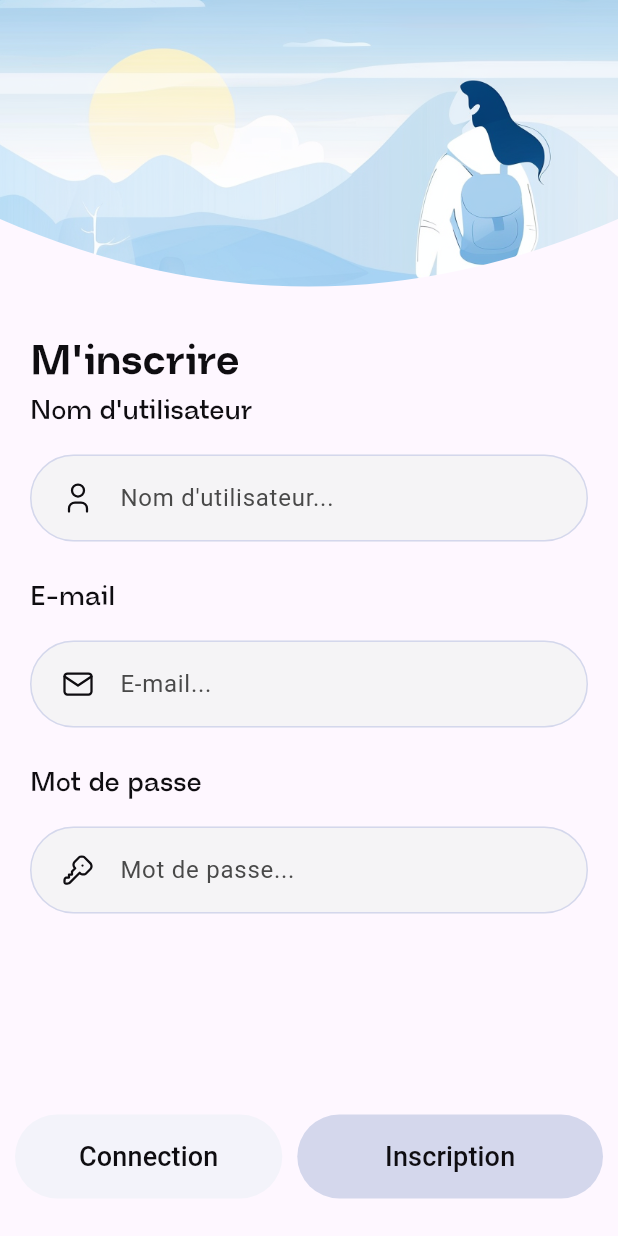
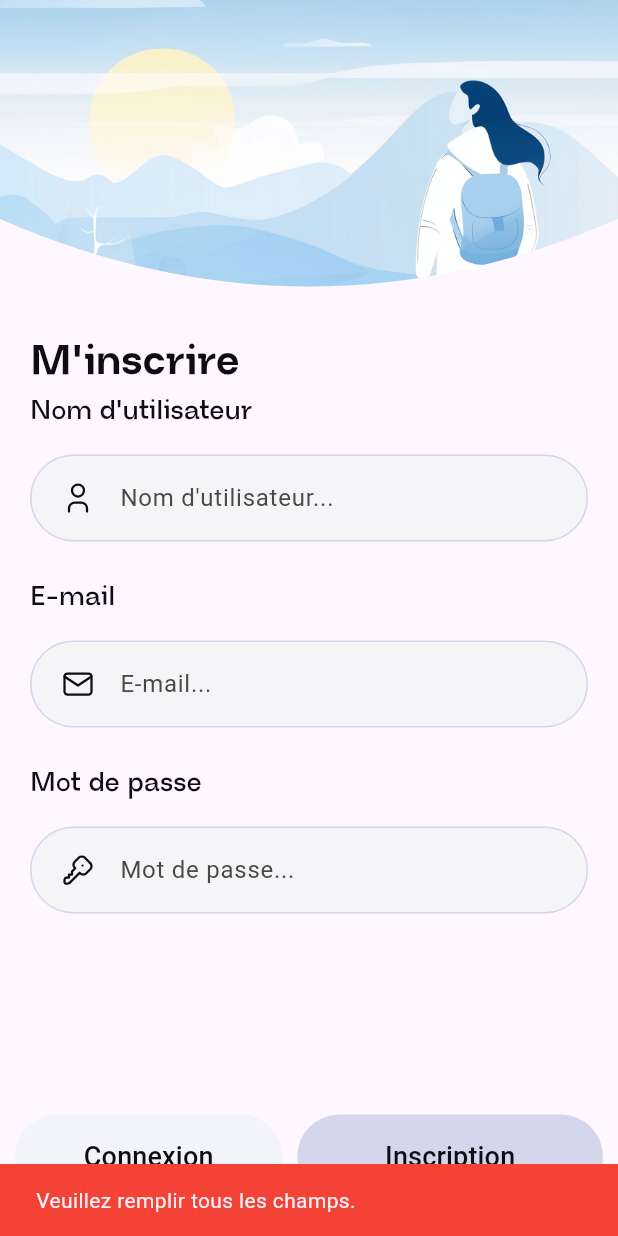
Before and after one commit to Amaelmsrt/SAE_MOBILE, a Flutter app: the RegisterPage screen opened directly, after a tap on "Inscription", on a phone screen of 412 x 824 dp. Run offline on Flutter 3.47's test engine with Material 3 defaults, Android fonts, the phone set to English and light mode, and no system bars; our stand-ins replace flutter_svg, supabase_flutter; missing offline and left inert: dart:ffi, flutter_statusbarcolor_ns; accounts and stored records are empty.

Commit message:
problèmes avec l'inscription qui ne se relie pas à la BD

```diff
--- a/lib/components/custom_text_field.dart
+++ b/lib/components/custom_text_field.dart
@@ -6,8 +6,10 @@ class CustomTextField extends StatelessWidget {
   final String? label;
   final String hint;
   final String iconPath;
+  final TextEditingController? controller;
+  final bool obscureText;
 
-  CustomTextField({this.label, required this.hint, required this.iconPath});
+  CustomTextField({this.label, required this.hint, required this.iconPath, this.controller, this.obscureText = false});
 
   @override
   Widget build(BuildContext context) {
@@ -26,6 +28,8 @@ class CustomTextField extends StatelessWidget {
           ),
         if (label != null) SizedBox(height: 16.0),
         TextField(
+          controller: controller,
+          obscureText: obscureText,
           style: TextStyle(color: AppColors.dark),
           decoration: InputDecoration(
             hintText: hint,
--- a/lib/widgets/register_page.dart
+++ b/lib/widgets/register_page.dart
@@ -1,11 +1,123 @@
+import 'dart:async';
+
 import 'package:allo/components/custom_text_field.dart';
 import 'package:allo/constants/app_colors.dart';
 import 'package:allo/utils/bottom_round_clipper.dart';
 import 'package:allo/widgets/login_page.dart';
 import 'package:flutter/material.dart';
-import 'package:flutter_svg/flutter_svg.dart';
+import 'package:supabase_flutter/supabase_flutter.dart';
+import '../main.dart';
 
-class RegisterPage extends StatelessWidget {
+class RegisterPage extends StatefulWidget {
+  @override
+  _RegisterPageState createState() => _RegisterPageState();
+}
+
+class _RegisterPageState extends State<RegisterPage> {
+  final TextEditingController usernameController = TextEditingController();
+  final TextEditingController emailController = TextEditingController();
+  final TextEditingController passwordController = TextEditingController();
+  late final StreamSubscription<AuthState> authSubscription;
+
+  @override
+  void initState() {
+    super.initState();
+    authSubscription = supabase.auth.onAuthStateChange.listen((event) {
+      final session = event.session;
+      if (session != null) {
+        Navigator.of(context).pushReplacementNamed('/acccount');
+      }
+    });
+  }
+
+  @override
+  void dispose() {
+    usernameController.dispose();
+    emailController.dispose();
+    passwordController.dispose();
+    authSubscription.cancel();
+    super.dispose();
+  }
+
+  Future<void> register(BuildContext context) async {
+    final String username = usernameController.text.trim();
+    final String email = emailController.text.trim();
+    final String password = passwordController.text.trim();
+
+    // Print pour vérifier les valeurs des champs
+    print('Username: $username');
+    print('Email: $email');
+    print('Password: $password');
+
+    if (username.isEmpty || email.isEmpty || password.isEmpty) {
+      ScaffoldMessenger.of(context).showSnackBar(
+        SnackBar(
+          content: Text('Veuillez remplir tous les champs.'),
+          backgroundColor: Colors.red,
+        ),
+      );
+      return;
+    }
+
+    if (password.length < 6) {
+      ScaffoldMessenger.of(context).showSnackBar(
+        SnackBar(
+          content:
+              Text('Le mot de passe doit comporter au moins 6 caractères.'),
+          backgroundColor: Colors.red,
+        ),
+      );
+      return;
+    }
+
+    try {
+      // Print avant l'appel de signUp
+      print(
+          'Tentative d\'inscription avec l\'email: $email et le mot de passe: $password');
+
+      final response = await supabase.auth.signUp(email: email, password: password);
+      print("Réponse de signUp: $response, user: ${response.user}");
+      if (response.user == null) {
+        ScaffoldMessenger.of(context).showSnackBar(
+          SnackBar(
+            content: Text('Veuillez confirmer votre inscription en cliquant sur le lien dans l\'email de confirmation.'),
+            backgroundColor: Colors.red,
+          ),
+        );
+        return;
+      }
+
+      final user = supabase.auth.currentUser;
+      print('Utilisateur actuel: $user');
+      if (user != null) {
+        await supabase.from('UTILISATEUR').insert([
+          {
+            'idUtilisateur': user.id,
+            'nomUtilisateur': username,
+            'emailUtilisateur': email,
+            'mdpUtilisateur': password,
+          }
+        ]);
+
+        print('Données insérées dans la table UTILISATEUR');
+
+        Navigator.push(
+          context,
+          MaterialPageRoute(builder: (context) => LoginPage()),
+        );
+      }
+    } catch (e) {
+      print('Erreur lors de l\'inscription: $e');
+
+      ScaffoldMessenger.of(context).showSnackBar(
+        SnackBar(
+          content: Text('Erreur : $e'),
+          backgroundColor: Colors.red,
+        ),
+      );
+    }
+  }
+
   @override
   Widget build(BuildContext context) {
     return Scaffold(
@@ -18,8 +130,7 @@ class RegisterPage extends StatelessWidget {
                 crossAxisAlignment: CrossAxisAlignment.stretch,
                 children: [
                   Container(
-                    height: constraints.maxHeight *
-                        0.25, // 30% de la hauteur de l'écran
+                    height: constraints.maxHeight * 0.25,
                     child: ClipPath(
                       clipper: BottomRoundClipper(),
                       child: Transform.translate(
@@ -28,8 +139,7 @@ class RegisterPage extends StatelessWidget {
                           scale: 1.2,
                           child: Image.asset(
                             'assets/register.png',
-                            fit: BoxFit
-                                .cover, // remplir le conteneur (peut recadrer l'image)
+                            fit: BoxFit.cover,
                           ),
                         ),
                       ),
@@ -50,9 +160,22 @@ class RegisterPage extends StatelessWidget {
                               fontWeight: FontWeight.bold,
                             ),
                           ),
-                          CustomTextField(label: "Nom d'utilisateur", hint: "Nom d'utilisateur...", iconPath: "assets/icons/user.svg"),
-                          CustomTextField(label: "E-mail", hint: "E-mail...", iconPath: "assets/icons/email.svg"),
-                          CustomTextField(label: "Mot de passe", hint: "Mot de passe...", iconPath: "assets/icons/key.svg"),
+                          CustomTextField(
+                              controller: usernameController,
+                              label: "Nom d'utilisateur",
+                              hint: "Nom d'utilisateur...",
+                              iconPath: "assets/icons/user.svg"),
+                          CustomTextField(
+                              controller: emailController,
+                              label: "E-mail",
+                              hint: "E-mail...",
+                              iconPath: "assets/icons/email.svg"),
+                          CustomTextField(
+                              controller: passwordController,
+                              label: "Mot de passe",
+                              hint: "Mot de passe...",
+                              iconPath: "assets/icons/key.svg",
+                              obscureText: true),
                         ],
                       ),
                     ),
@@ -92,7 +215,7 @@ class RegisterPage extends StatelessWidget {
                                 elevation: MaterialStateProperty.all(0.0),
                               ),
                               child: Text(
-                                'Connection',
+                                'Connexion',
                                 style: TextStyle(
                                   color: Color(0xFF0F0D11),
                                   fontSize: 18.0,
@@ -105,9 +228,7 @@ class RegisterPage extends StatelessWidget {
                             width: buttonWidth * 1.2 -
                                 10, // Le bouton de droite est 20% plus grand que le bouton de gauche
                             child: ElevatedButton(
-                              onPressed: () {
-                                print('Button 2');
-                              },
+                              onPressed: () => register(context),
                               style: ButtonStyle(
                                 backgroundColor: MaterialStateProperty.all(
                                     AppColors.primary),
--- a/pubspec.yaml
+++ b/pubspec.yaml
@@ -34,6 +34,8 @@ dependencies:
   flutter_statusbarcolor_ns : ^0.5.0
   flutter_svg: ^2.0.10
   provider: ^6.1.2
+  supabase_flutter: ^1.10.3
+
 
   # The following adds the Cupertino Icons font to your application.
   # Use with the CupertinoIcons class for iOS style icons.
```
Also changed, not shown: lib/main.dart (+9 -1 lines), lib/widgets/splash_page.dart (added, +38 -0 lines), pubspec.lock, 7 other files.
